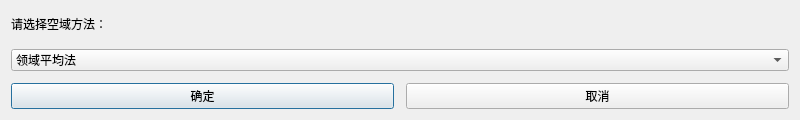
Before: the Qt Designer form SpaWindow.ui in rongshihan/DIP, drawn with Qt 5.
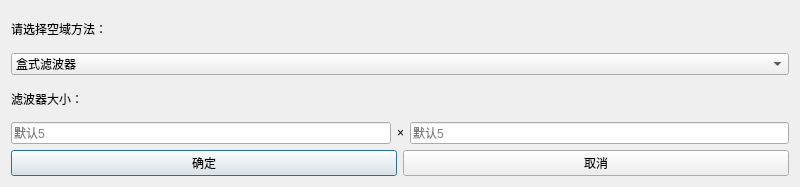
After: the same form once the commit is applied. Icons and pictures are not drawn.

```diff
--- a/SpaWindow.ui
+++ b/SpaWindow.ui
@@ -7,7 +7,7 @@
     <x>0</x>
     <y>0</y>
     <width>800</width>
-    <height>120</height>
+    <height>187</height>
    </rect>
   </property>
   <property name="windowTitle">
@@ -17,12 +17,7 @@
    <iconset>
     <normaloff>icon/1.svg</normaloff>icon/1.svg</iconset>
   </property>
-  <layout class="QVBoxLayout" name="verticalLayout_2">
-   <item>
     <layout class="QVBoxLayout" name="verticalLayout">
-     <property name="spacing">
-      <number>12</number>
-     </property>
      <item>
       <widget class="QLabel" name="label">
        <property name="styleSheet">
@@ -91,7 +86,7 @@
        </property>
        <item>
         <property name="text">
-         <string>领域平均法</string>
+       <string>盒式滤波器</string>
         </property>
         <property name="icon">
          <iconset>
@@ -154,6 +149,95 @@
        </item>
       </widget>
      </item>
+   <item>
+    <widget class="QLabel" name="label_2">
+     <property name="styleSheet">
+      <string notr="true">QLabel {  
+        color: rgb(85,85,85); /* 设置标签文本颜色 */ 
+        font:12px \&quot;Microsoft YaHei\&quot;; 
+        font-weight:bold; 
+    }</string>
+     </property>
+     <property name="text">
+      <string>滤波器大小：</string>
+     </property>
+    </widget>
+   </item>
+   <item>
+    <layout class="QHBoxLayout" name="horizontalLayout_2">
+     <item>
+      <widget class="QLineEdit" name="lineEdit_2">
+       <property name="styleSheet">
+        <string notr="true">QLineEdit {  
+    border:2px solid rgba(89, 217, 212, 50); /* 设置输入框边框 */
+    padding-left:10px;
+    border-radius:3px; /* 设置输入框边框圆角 */  
+    color:rgb(105,105,105);
+    font:13px;
+    font-size: 12pt \&quot;Microsoft YaHei\&quot;; /* 设置字体大小 */  
+    padding: 4px; /* 设置内边距 */  
+}  
+QLineEdit:hover { /* 鼠标悬浮在QLineEdit时的状态 */
+	border: 1px solid #298DFF;
+	border-radius: 3px;
+	background-color: #F2F2F2;
+    color: #298DFF;
+    selection-background-color: #298DFF;
+	selection-color: #F2F2F2;
+}
+QLineEdit:focus{
+    border:2px solid rgba(89, 217, 212, 50);
+}
+QLineEdit:disabled{
+    background-color:rgb(238,238,238);
+}</string>
+       </property>
+       <property name="placeholderText">
+        <string>默认5</string>
+       </property>
+      </widget>
+     </item>
+     <item>
+      <widget class="QLabel" name="label_3">
+       <property name="text">
+        <string>×</string>
+       </property>
+      </widget>
+     </item>
+     <item>
+      <widget class="QLineEdit" name="lineEdit_1">
+       <property name="styleSheet">
+        <string notr="true">QLineEdit {  
+    border:2px solid rgba(89, 217, 212, 50); /* 设置输入框边框 */
+    padding-left:10px;
+    border-radius:3px; /* 设置输入框边框圆角 */  
+    color:rgb(105,105,105);
+    font:13px;
+    font-size: 12pt \&quot;Microsoft YaHei\&quot;; /* 设置字体大小 */  
+    padding: 4px; /* 设置内边距 */  
+}  
+QLineEdit:hover { /* 鼠标悬浮在QLineEdit时的状态 */
+	border: 1px solid #298DFF;
+	border-radius: 3px;
+	background-color: #F2F2F2;
+    color: #298DFF;
+    selection-background-color: #298DFF;
+	selection-color: #F2F2F2;
+}
+QLineEdit:focus{
+    border:2px solid rgba(89, 217, 212, 50);
+}
+QLineEdit:disabled{
+    background-color:rgb(238,238,238);
+}</string>
+       </property>
+       <property name="placeholderText">
+        <string>默认5</string>
+       </property>
+      </widget>
+     </item>
+    </layout>
+   </item>
      <item>
       <layout class="QHBoxLayout" name="horizontalLayout">
        <item>
@@ -205,8 +289,6 @@
       </layout>
      </item>
     </layout>
-   </item>
-  </layout>
  </widget>
  <resources/>
  <connections>
```
Left out of the diff: 31 changed lines with no effect on the pictures. Lines whose indentation alone changed are shown as unchanged.
